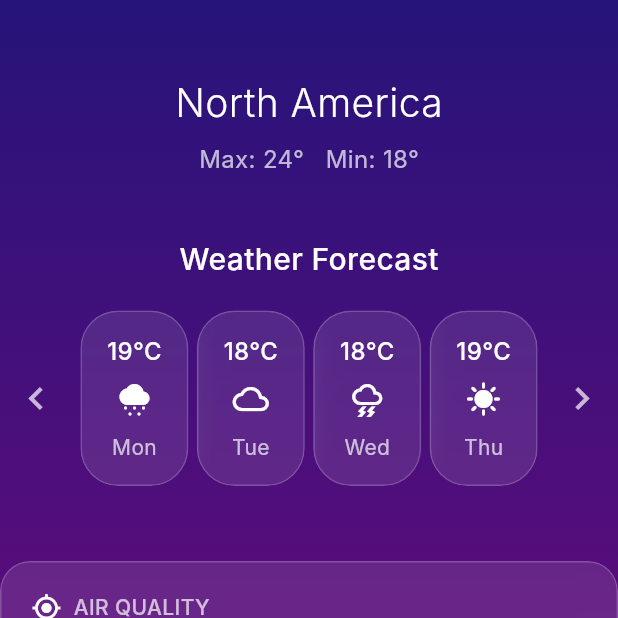
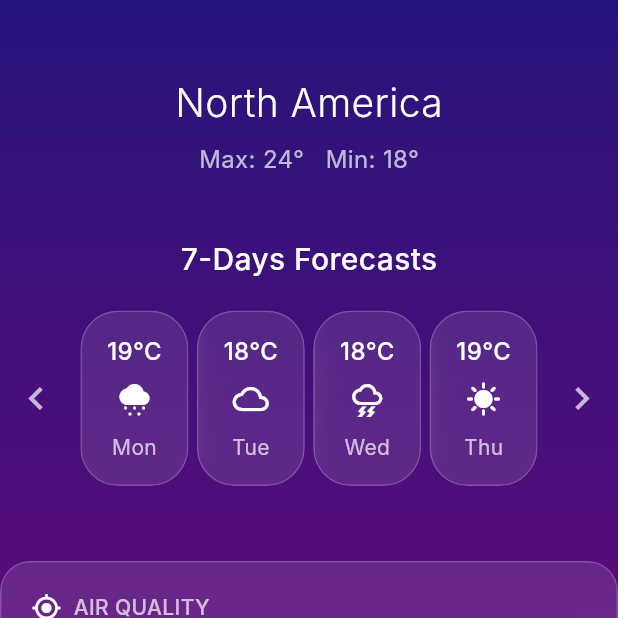
Before and after one commit to MahmudUllah111/weather, a Flutter app: the screen it shows after launch, on a phone screen of 412 x 824 dp, the top half of it. Run offline on Flutter 3.47's test engine with Material 3 defaults, Android fonts, the phone set to English and light mode, and no system bars; Roboto replaces fonts that are missing (Inter).

Commit message:
minor change

```diff
--- a/lib/main.dart
+++ b/lib/main.dart
@@ -108,7 +108,7 @@ class _WeatherScreenState extends State<WeatherScreen> {
     return Column(
       children: [
         Text(
-          'Weather Forecast',
+          '7-Days Forecasts',
           style: TextStyle(
             color: Colors.white,
             fontSize: 20,
```
